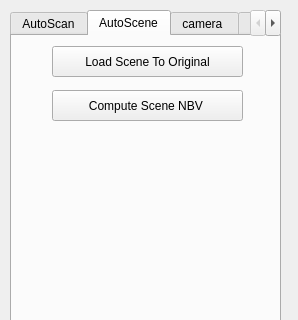
sunwaylive/proactive-learning-on-scenes, file Currently-Using-Quality-Driven-Poisson-Guided-Autoscanning/Point Cloud/UI/camera_para.ui: the form before one commit; both pictures show x 0 to 298 and y 0 to 320 of the 298 by 1017 pixel window.
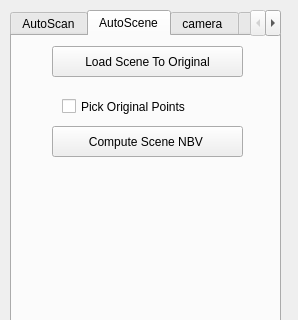
The form after the commit.

Commit message: added pick original point checkbox

```diff
--- a/Currently-Using-Quality-Driven-Poisson-Guided-Autoscanning/Point Cloud/UI/camera_para.ui
+++ b/Currently-Using-Quality-Driven-Poisson-Guided-Autoscanning/Point Cloud/UI/camera_para.ui
@@ -305,7 +305,7 @@
      <property name="geometry">
       <rect>
        <x>40</x>
-       <y>54</y>
+       <y>90</y>
        <width>191</width>
        <height>31</height>
       </rect>
@@ -314,6 +314,19 @@
       <string>Compute Scene NBV </string>
      </property>
     </widget>
+    <widget class="QCheckBox" name="checkBox_pick_original">
+     <property name="geometry">
+      <rect>
+       <x>50</x>
+       <y>60</y>
+       <width>181</width>
+       <height>21</height>
+      </rect>
+     </property>
+     <property name="text">
+      <string>Pick Original Points</string>
+     </property>
+    </widget>
    </widget>
    <widget class="QWidget" name="tab">
     <attribute name="title">
```
The commit also changes 5 other files.
